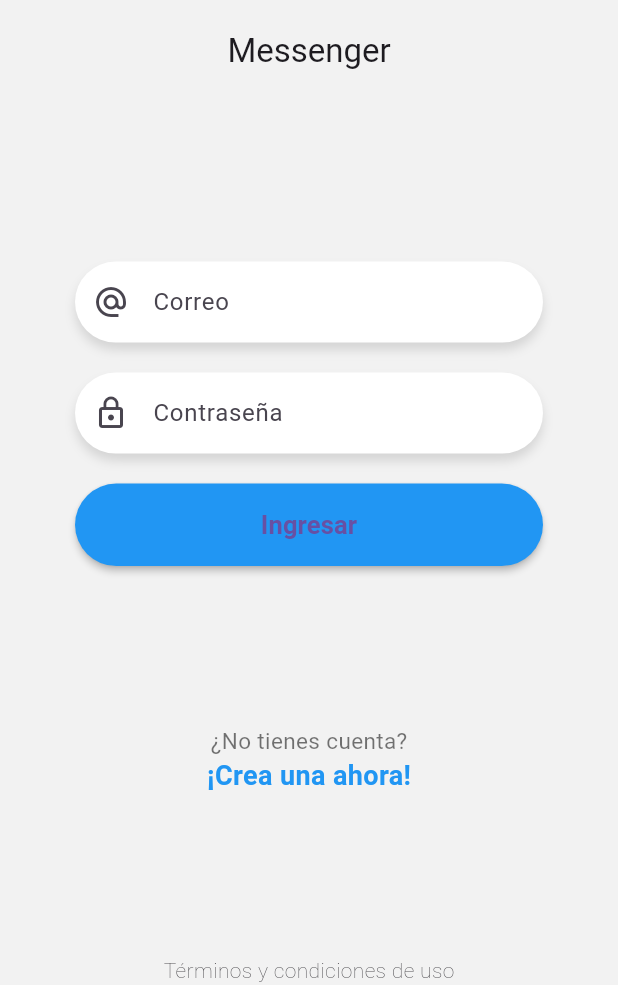
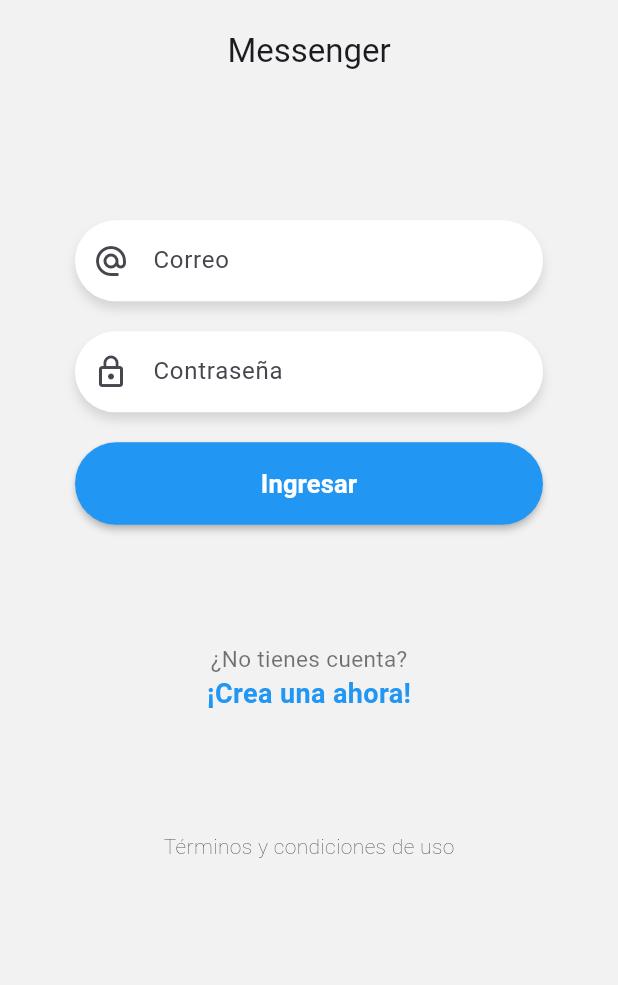
Before and after one commit to davalerova/chat_flutter, a Flutter app: the screen it shows after launch, on a phone screen of 412 x 824 dp, the part 251-1236 px from its top. Run offline on Flutter 3.47's test engine with Material 3 defaults, Android fonts, the phone set to English and light mode, and no system bars.

Commit message:
SingleChildScrollView

```diff
--- a/lib/pages/login_page.dart
+++ b/lib/pages/login_page.dart
@@ -9,6 +9,10 @@ class LoginPage extends StatelessWidget {
     return Scaffold(
         backgroundColor: const Color(0xffF2F2F2),
         body: SafeArea(
+          child: SingleChildScrollView(
+            physics: const BouncingScrollPhysics(),
+            child: SizedBox(
+              height: MediaQuery.of(context).size.height * 0.9,
               child: Column(
                 mainAxisAlignment: MainAxisAlignment.spaceBetween,
                 children: [
@@ -18,6 +22,8 @@ class LoginPage extends StatelessWidget {
                   const Text('Términos y condiciones de uso',
                       style: TextStyle(fontWeight: FontWeight.w200)),
                 ],
+              ),
+            ),
           ),
         ));
   }
--- a/lib/widgets/boton_azul.dart
+++ b/lib/widgets/boton_azul.dart
@@ -19,7 +19,8 @@ class BotonAzul extends StatelessWidget {
           onPressed: onPressed,
           child: const Text(
             'Ingresar',
-            style: TextStyle(fontSize: 17, fontWeight: FontWeight.bold),
+            style: TextStyle(
+                fontSize: 17, fontWeight: FontWeight.bold, color: Colors.white),
           )),
     );
   }
```
Lines whose indentation alone changed are shown as unchanged.
